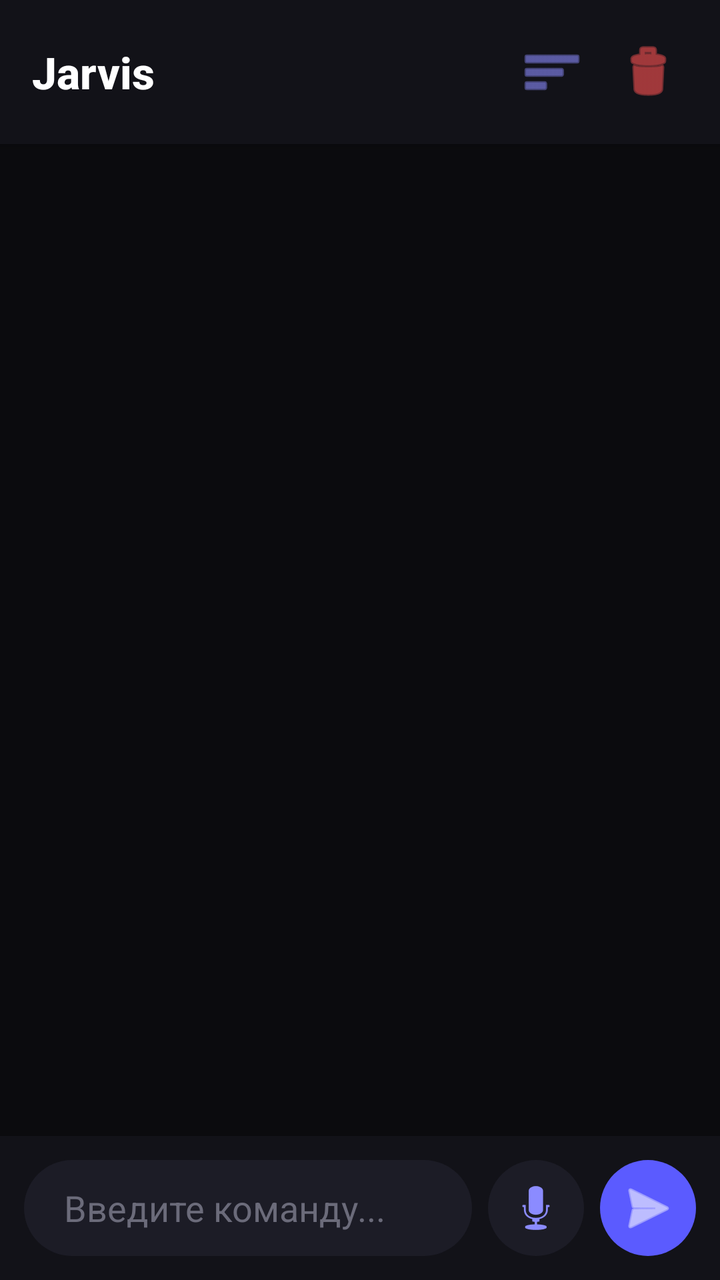
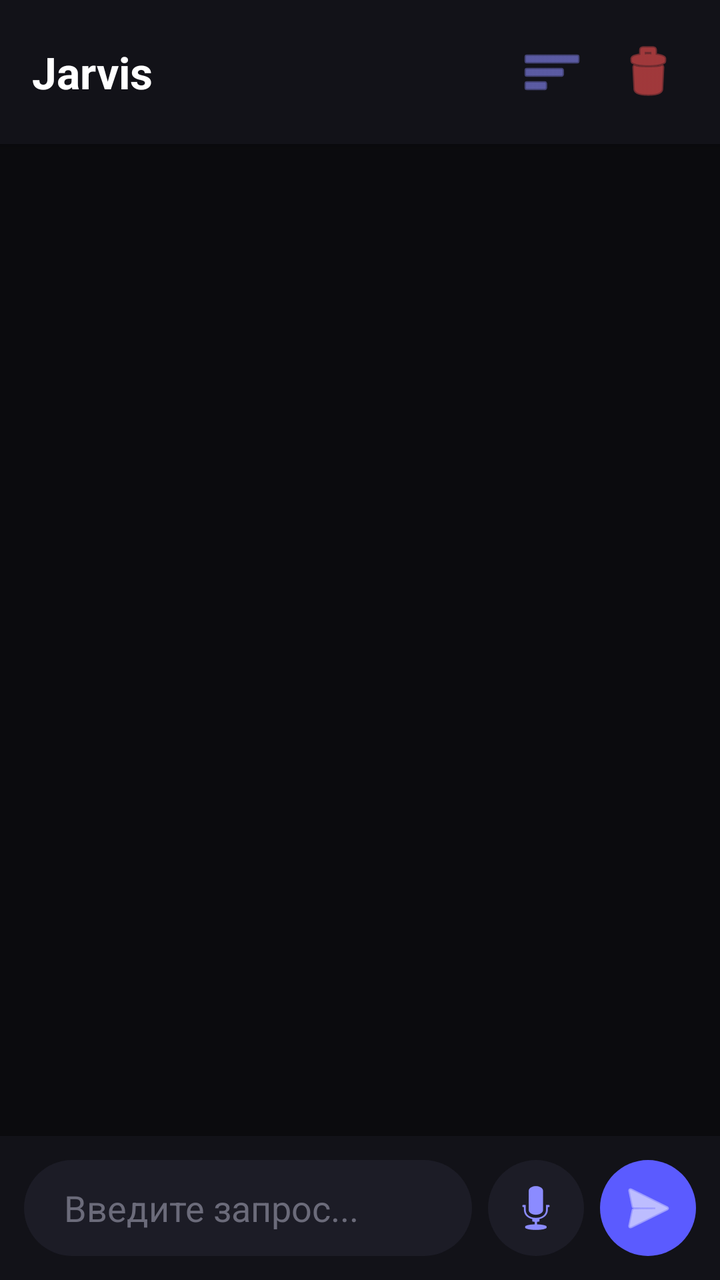

Compare the two renders of this Android layout. The source of the first and the diff that turns it into the second are given below.
<!-- AndroidManifest.xml: application theme Theme.Material3.Dark.NoActionBar -->
<!-- res/layout/activity_main.xml -->
<?xml version="1.0" encoding="utf-8"?>
<androidx.constraintlayout.widget.ConstraintLayout 
    xmlns:android="http://schemas.android.com/apk/res/android"
    xmlns:app="http://schemas.android.com/apk/res-auto"
    android:layout_width="match_parent"
    android:layout_height="match_parent"
    android:background="#0B0B0E">

    <LinearLayout
        android:id="@+id/header"
        android:layout_width="match_parent"
        android:layout_height="wrap_content"
        android:background="#121218"
        android:elevation="4dp"
        android:padding="16dp"
        android:orientation="horizontal"
        android:gravity="center_vertical"
        app:layout_constraintTop_toTopOf="parent">
        <TextView
            android:id="@+id/toolbarTitle"
            android:layout_width="0dp"
            android:layout_height="wrap_content"
            android:layout_weight="1"
            android:text="Jarvis"
            android:textColor="#FFFFFF"
            android:textSize="22sp"
            android:textStyle="bold"
            android:fontFamily="sans-serif-medium"/>
        <ImageButton
            android:id="@+id/btnMenu"
            android:layout_width="40dp"
            android:layout_height="40dp"
            android:background="?attr/selectableItemBackgroundBorderless"
            android:src="@android:drawable/ic_menu_sort_by_size"
            app:tint="#8B8BFF"/>
        <ImageButton
            android:id="@+id/btnClear"
            android:layout_width="40dp"
            android:layout_height="40dp"
            android:layout_marginStart="8dp"
            android:background="?attr/selectableItemBackgroundBorderless"
            android:src="@android:drawable/ic_menu_delete"
            app:tint="#FF5252"/>
    </LinearLayout>

    <ScrollView
        android:id="@+id/scrollView"
        android:layout_width="match_parent"
        android:layout_height="0dp"
        android:padding="12dp"
        android:clipToPadding="false"
        app:layout_constraintTop_toBottomOf="@id/header"
        app:layout_constraintBottom_toTopOf="@id/bottomBar">
        <LinearLayout
            android:id="@+id/logContainer"
            android:layout_width="match_parent"
            android:layout_height="wrap_content"
            android:orientation="vertical"/>
    </ScrollView>

    <LinearLayout
        android:id="@+id/bottomBar"
        android:layout_width="match_parent"
        android:layout_height="wrap_content"
        android:orientation="horizontal"
        android:padding="12dp"
        android:background="#121218"
        android:elevation="12dp"
        android:gravity="center_vertical"
        app:layout_constraintBottom_toBottomOf="parent">
        <EditText
            android:id="@+id/inputField"
            android:layout_width="0dp"
            android:layout_height="48dp"
            android:layout_weight="1"
            android:hint="Введите команду..."
            android:textColor="#FFFFFF"
            android:textColorHint="#6B6B7A"
            android:background="@drawable/bg_input"
            android:paddingStart="20dp"
            android:paddingEnd="20dp"
            android:inputType="text"
            android:maxLines="1"/>
        <ImageButton
            android:id="@+id/voiceButton"
            android:layout_width="48dp"
            android:layout_height="48dp"
            android:layout_marginStart="8dp"
            android:background="@drawable/bg_button_mic"
            android:src="@android:drawable/ic_btn_speak_now"
            app:tint="#8B8BFF"/>
        <ImageButton
            android:id="@+id/sendButton"
            android:layout_width="48dp"
            android:layout_height="48dp"
            android:layout_marginStart="8dp"
            android:background="@drawable/bg_button_send"
            android:src="@android:drawable/ic_menu_send"
            app:tint="#FFFFFF"/>
    </LinearLayout>
</androidx.constraintlayout.widget.ConstraintLayout>
<!-- resources referenced by this layout -->
<resources>
  <!-- drawable bg_button_mic (drawable) -->
  <?xml version="1.0" encoding="utf-8"?>
  <shape xmlns:android="http://schemas.android.com/apk/res/android">
      <solid android:color="#1C1C26"/>
      <corners android:radius="24dp"/>
  </shape>
  <!-- drawable bg_button_send (drawable) -->
  <?xml version="1.0" encoding="utf-8"?>
  <shape xmlns:android="http://schemas.android.com/apk/res/android">
      <solid android:color="#5B5BFF"/>
      <corners android:radius="24dp"/>
  </shape>
  <!-- drawable bg_input (drawable) -->
  <?xml version="1.0" encoding="utf-8"?>
  <shape xmlns:android="http://schemas.android.com/apk/res/android">
      <solid android:color="#1C1C26"/>
      <corners android:radius="24dp"/>
  </shape>
</resources>

<!-- the commit's change to res/layout/activity_main.xml (unified diff, before → after) -->
@@ -24,8 +24,7 @@
             android:text="Jarvis"
             android:textColor="#FFFFFF"
             android:textSize="22sp"
-            android:textStyle="bold"
-            android:fontFamily="sans-serif-medium"/>
+            android:textStyle="bold"/>
         <ImageButton
             android:id="@+id/btnMenu"
             android:layout_width="40dp"
@@ -50,13 +49,42 @@
         android:padding="12dp"
         android:clipToPadding="false"
         app:layout_constraintTop_toBottomOf="@id/header"
-        app:layout_constraintBottom_toTopOf="@id/bottomBar">
+        app:layout_constraintBottom_toTopOf="@id/apiBar">
         <LinearLayout
             android:id="@+id/logContainer"
             android:layout_width="match_parent"
             android:layout_height="wrap_content"
             android:orientation="vertical"/>
     </ScrollView>
+
+    
+    <LinearLayout
+        android:id="@+id/apiBar"
+        android:layout_width="match_parent"
+        android:layout_height="wrap_content"
+        android:orientation="horizontal"
+        android:padding="8dp"
+        android:background="#1A1A22"
+        android:visibility="gone"
+        app:layout_constraintBottom_toTopOf="@id/bottomBar">
+        <EditText
+            android:id="@+id/apiKeyField"
+            android:layout_width="0dp"
+            android:layout_height="40dp"
+            android:layout_weight="1"
+            android:hint="Введите API-ключ ProxyAPI"
+            android:textColor="#FFFFFF"
+            android:textColorHint="#777"
+            android:background="@drawable/bg_input"
+            android:paddingStart="12dp"
+            android:inputType="text"/>
+        <Button
+            android:id="@+id/btnSaveKey"
+            android:layout_width="wrap_content"
+            android:layout_height="40dp"
+            android:text="Сохранить"
+            android:layout_marginStart="8dp"/>
+    </LinearLayout>
 
     <LinearLayout
         android:id="@+id/bottomBar"
@@ -73,7 +101,7 @@
             android:layout_width="0dp"
             android:layout_height="48dp"
             android:layout_weight="1"
-            android:hint="Введите команду..."
+            android:hint="Введите запрос..."
             android:textColor="#FFFFFF"
             android:textColorHint="#6B6B7A"
             android:background="@drawable/bg_input"
